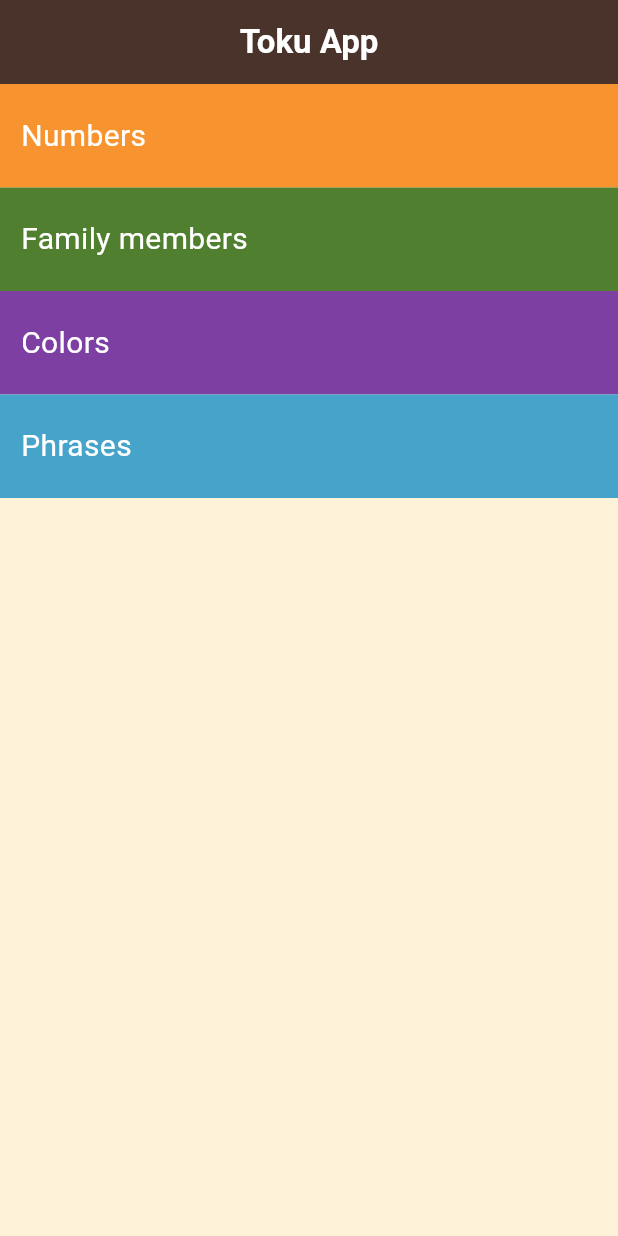
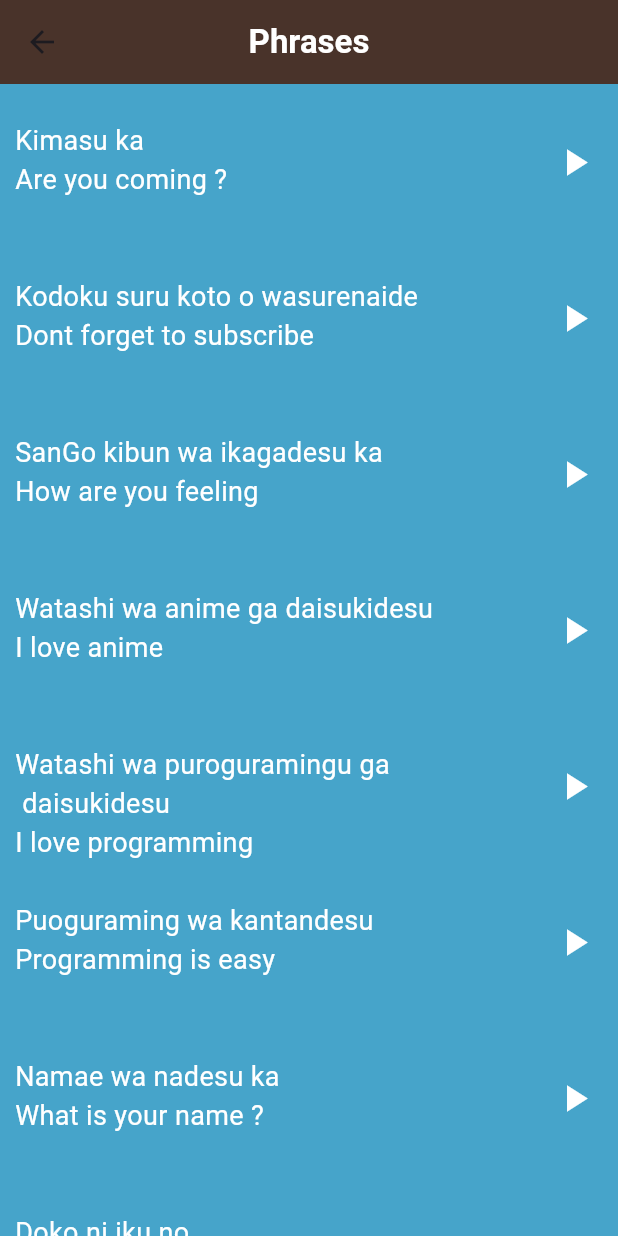
Before and after one commit to ZiadAlaa955/toku_app, a Flutter app: the screen it shows after launch, after a tap on "Phrases", on a phone screen of 412 x 824 dp. Run offline on Flutter 3.47's test engine with Material 3 defaults, Android fonts, the phone set to English and light mode, and no system bars.

Commit message:
create and finish phrases view

```diff
--- a/lib/Models/item_model.dart
+++ b/lib/Models/item_model.dart
@@ -1,13 +1,13 @@
 import 'dart:ui';
 
 class ItemModel {
-  final String image;
+  final String? image;
   final String jpname;
   final String enName;
   final String sound;
 
   const ItemModel({
-    required this.image,
+    this.image,
     required this.jpname,
     required this.enName,
     required this.sound,
--- a/lib/Views/home_view.dart
+++ b/lib/Views/home_view.dart
@@ -2,6 +2,7 @@ import 'package:flutter/material.dart';
 import 'package:toku_app/Views/colors_view.dart';
 import 'package:toku_app/Views/family_members_view.dart';
 import 'package:toku_app/Views/numbers_view.dart';
+import 'package:toku_app/Views/phrases_view.dart';
 import 'package:toku_app/Widgets/category.dart';
 import 'package:toku_app/constants.dart';
 
@@ -47,7 +48,9 @@ class HomeView extends StatelessWidget {
             color: kColorsViewColor,
           ),
           Category(
-            onTap: () {},
+            onTap: () {
+              Navigator.pushNamed(context, PhrasesView.id);
+            },
             title: 'Phrases',
             color: kPhrasesViewColor,
           ),
--- /dev/null
+++ b/lib/Views/phrases_view.dart
@@ -0,0 +1,82 @@
+import 'package:flutter/material.dart';
+import 'package:toku_app/Models/item_model.dart';
+import 'package:toku_app/Widgets/item.dart';
+import 'package:toku_app/constants.dart';
+
+class PhrasesView extends StatelessWidget {
+  const PhrasesView({super.key});
+  static String id = 'phrasesView';
+  final List<ItemModel> itemsList = const [
+    ItemModel(
+      jpname: 'Kimasu ka',
+      enName: 'Are you coming ?',
+      sound: 'sounds/phrases/are_you_coming.wav',
+    ),
+    ItemModel(
+      jpname: 'Kodoku suru koto o wasurenaide',
+      enName: 'Dont forget to subscribe',
+      sound: 'sounds/phrases/dont_forget_to_subscribe.wav',
+    ),
+    ItemModel(
+      jpname: 'SanGo kibun wa ikagadesu ka',
+      enName: 'How are you feeling',
+      sound: 'sounds/phrases/how_are_you_feeling.wav',
+    ),
+    ItemModel(
+      jpname: 'Watashi wa anime ga daisukidesu',
+      enName: 'I love anime',
+      sound: 'sounds/phrases/i_love_anime.wav',
+    ),
+    ItemModel(
+      jpname: 'Watashi wa puroguramingu ga \n daisukidesu',
+      enName: 'I love programming',
+      sound: 'sounds/phrases/i_love_programming.wav',
+    ),
+    ItemModel(
+      jpname: 'Puoguraming wa kantandesu',
+      enName: 'Programming is easy',
+      sound: 'sounds/phrases/programming_is_easy.wav',
+    ),
+    ItemModel(
+      jpname: 'Namae wa nadesu ka',
+      enName: 'What is your name ?',
+      sound: 'sounds/phrases/what_is_your_name.wav',
+    ),
+    ItemModel(
+      jpname: 'Doko ni iku no',
+      enName: 'Where are you going ?',
+      sound: 'sounds/phrases/where_are_you_going.wav',
+    ),
+    ItemModel(
+      jpname: 'Hai imamukatteimasu',
+      enName: 'Yes I\'m coming',
+      sound: 'sounds/phrases/yes_im_coming.wav',
+    ),
+  ];
+
+  @override
+  Widget build(BuildContext context) {
+    return Scaffold(
+      appBar: AppBar(
+        backgroundColor: kPrimaryColor,
+        centerTitle: true,
+        title: const Text(
+          'Phrases',
+          style: TextStyle(
+            color: Colors.white,
+            fontWeight: FontWeight.bold,
+          ),
+        ),
+      ),
+      body: ListView.builder(
+        itemCount: itemsList.length,
+        itemBuilder: (context, index) {
+          return ItemInfo(
+            items: itemsList[index],
+            color: kPhrasesViewColor,
+          );
+        },
+      ),
+    );
+  }
+}
--- a/lib/Widgets/item.dart
+++ b/lib/Widgets/item.dart
@@ -16,12 +16,35 @@ class Item extends StatelessWidget {
           Container(
             color: const Color(0xffFDF2DA),
             child: Image.asset(
-              items.image,
-              height: 100,
+              items.image!,
+              height: 105,
             ),
           ),
+          ItemInfo(
+            items: items,
+            color: color,
+          ),
+        ],
+      ),
+    );
+  }
+}
+
+class ItemInfo extends StatelessWidget {
+  const ItemInfo({super.key, required this.items, required this.color});
+  final ItemModel items;
+  final Color color;
+
+  @override
+  Widget build(BuildContext context) {
+    return Expanded(
+      child: Container(
+        height: 104,
+        color: color,
+        child: Row(
+          children: [
             Padding(
-            padding: const EdgeInsets.only(left: 10),
+              padding: const EdgeInsets.only(left: 10, top: 25),
               child: Column(
                 crossAxisAlignment: CrossAxisAlignment.start,
                 children: [
@@ -59,6 +82,7 @@ class Item extends StatelessWidget {
             ),
           ],
         ),
+      ),
     );
   }
 }
--- a/lib/main.dart
+++ b/lib/main.dart
@@ -3,6 +3,7 @@ import 'package:toku_app/Views/colors_view.dart';
 import 'package:toku_app/Views/family_members_view.dart';
 import 'package:toku_app/Views/home_view.dart';
 import 'package:toku_app/Views/numbers_view.dart';
+import 'package:toku_app/Views/phrases_view.dart';
 
 void main() {
   runApp(const TokuApp());
@@ -20,6 +21,7 @@ class TokuApp extends StatelessWidget {
         NumbersView.id: (context) => const NumbersView(),
         FamilyMembersView.id: (context) => const FamilyMembersView(),
         ColorsView.id: (context) => const ColorsView(),
+        PhrasesView.id: (context) => const PhrasesView(),
       },
       initialRoute: HomeView.id,
     );
```
Lines whose indentation alone changed are shown as unchanged.
